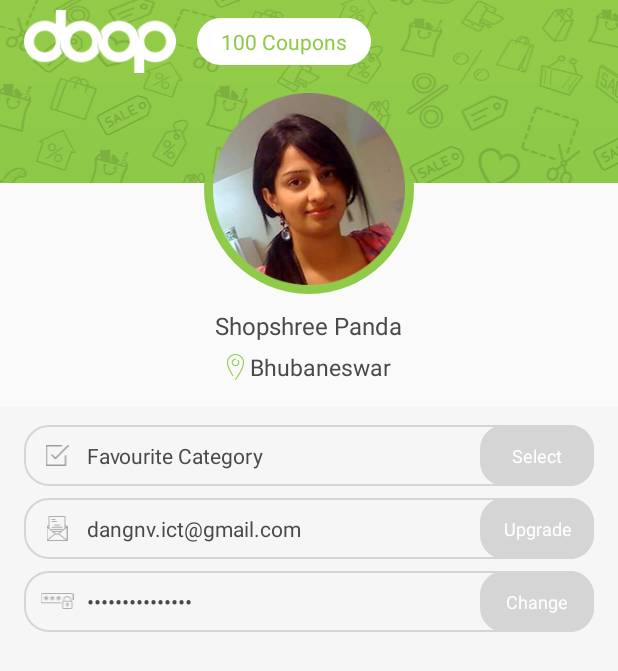
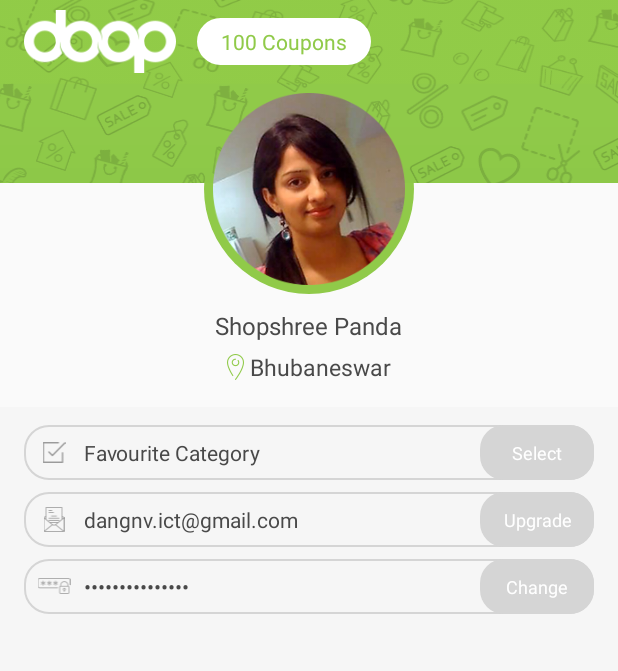
Before and after one commit to hungnguyenthanh/godfather, an Android app: the UserDashboardActivity screen opened directly, with no data from a screen before it, on a phone screen of 412 x 824 dp. Shown: the top 671 px of the screen. Run offline under Robolectric (Android 15) with nearby library versions, the phone set to English and light mode, and no system bars; libraries missing offline, so code that uses them is left out: com.transitionseverywhere.

Commit message:
update dashboard

```diff
--- a/app/src/main/res/layout/activity_user_dashboard.xml
+++ b/app/src/main/res/layout/activity_user_dashboard.xml
@@ -96,7 +96,7 @@
                 <ImageView
                     android:layout_width="28dp"
                     android:layout_height="wrap_content"
-                    android:layout_marginLeft="8dp"
+                    android:layout_marginLeft="6dp"
                     android:src="@drawable/icon_favorite_category" />
 
                 <TextView
@@ -115,8 +115,8 @@
                     android:layout_height="wrap_content"
                     android:background="@drawable/rounded_box_green"
                     android:gravity="center_horizontal"
-                    android:paddingBottom="12dp"
-                    android:paddingTop="12dp"
+                    android:paddingBottom="10dp"
+                    android:paddingTop="10dp"
                     android:text="@string/select"
                     android:textColor="@color/text_color_white"
                     android:textSize="12sp" />
@@ -143,7 +143,7 @@
             <ImageView
                 android:layout_width="28dp"
                 android:layout_height="wrap_content"
-                android:layout_marginLeft="8dp"
+                android:layout_marginLeft="6dp"
                 android:src="@drawable/icon_email_gray" />
 
             <EditText
@@ -164,8 +164,8 @@
                 android:layout_height="wrap_content"
                 android:background="@drawable/rounded_box_green"
                 android:gravity="center_horizontal"
-                android:paddingBottom="12dp"
-                android:paddingTop="12dp"
+                android:paddingBottom="10dp"
+                android:paddingTop="10dp"
                 android:text="@string/upgrade"
                 android:textColor="@color/text_color_white"
                 android:textSize="12sp" />
@@ -183,7 +183,7 @@
             <ImageView
                 android:layout_width="28dp"
                 android:layout_height="wrap_content"
-                android:layout_marginLeft="8dp"
+                android:layout_marginLeft="6dp"
                 android:src="@drawable/icon_password" />
 
             <EditText
@@ -205,8 +205,8 @@
                 android:layout_height="wrap_content"
                 android:background="@drawable/rounded_box_green"
                 android:gravity="center_horizontal"
-                android:paddingBottom="12dp"
-                android:paddingTop="12dp"
+                android:paddingBottom="10dp"
+                android:paddingTop="10dp"
                 android:text="@string/change"
                 android:textColor="@color/text_color_white"
                 android:textSize="12sp" />
```
